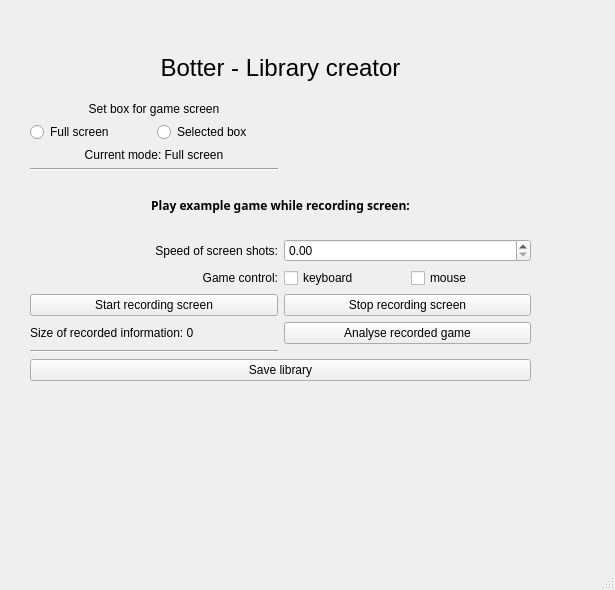
Above: Design/Create.ui from Kanter666/Botter before the change. Below: the same form after it.
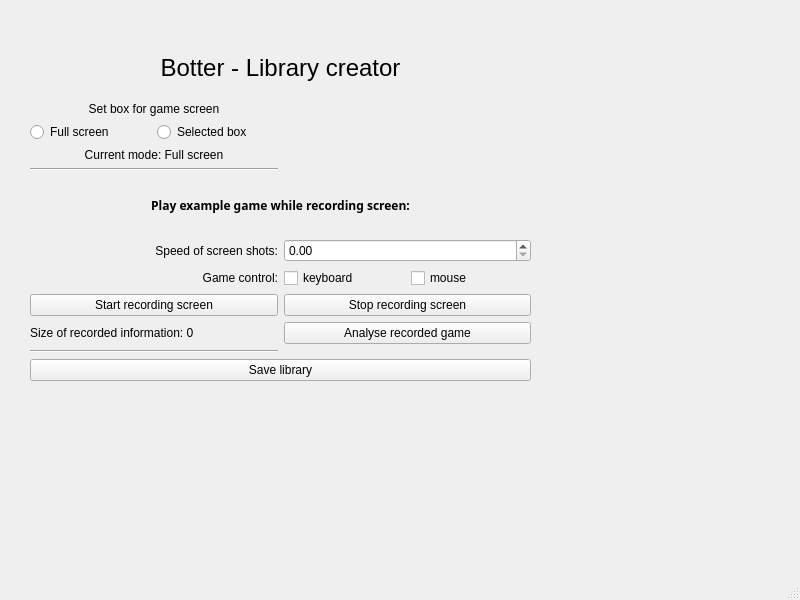
That is the form after the change.

Patch:
```diff
--- a/Design/Create.ui
+++ b/Design/Create.ui
@@ -6,8 +6,8 @@
    <rect>
     <x>0</x>
     <y>0</y>
-    <width>615</width>
-    <height>590</height>
+    <width>800</width>
+    <height>600</height>
    </rect>
   </property>
   <property name="windowTitle">
```
